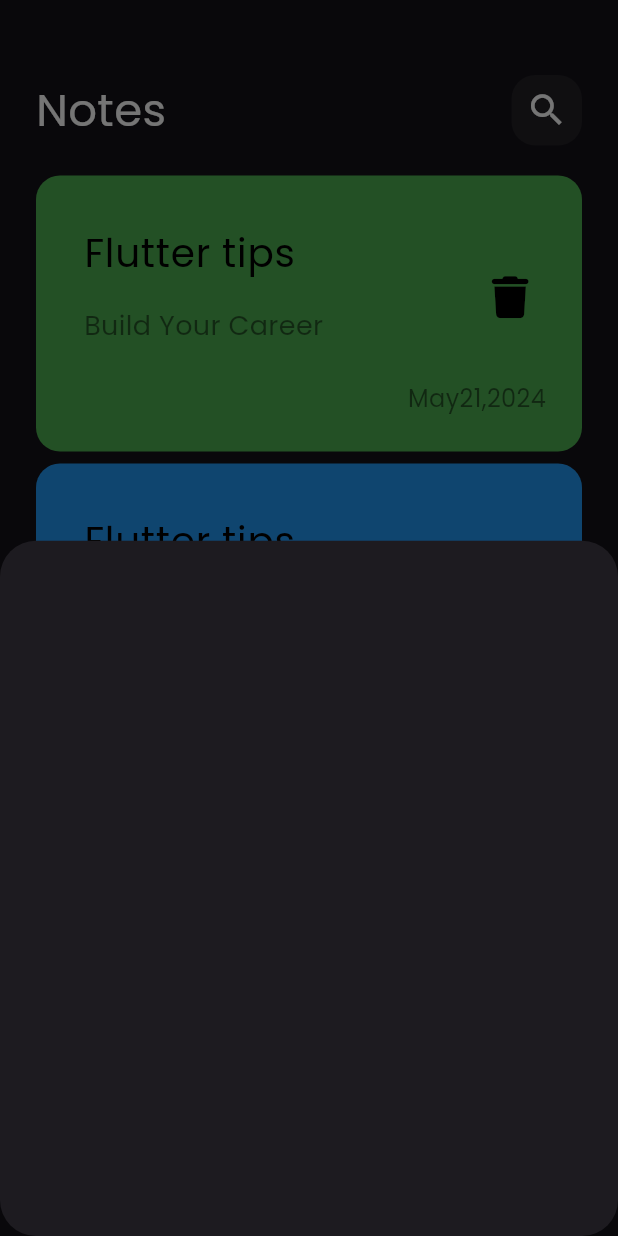
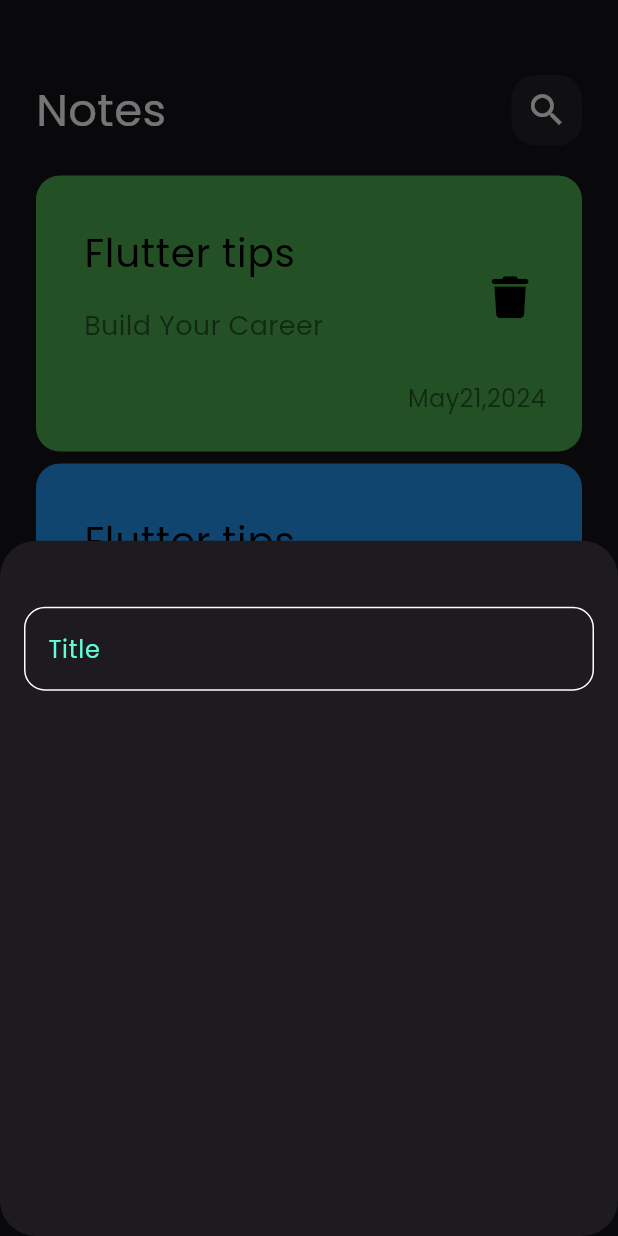
Before and after one commit to MariamEssam5/notes_app, a Flutter app: the screen it shows after launch, after a tap on the "add" icon, on a phone screen of 412 x 824 dp. Run offline on Flutter 3.47's test engine with Material 3 defaults, Android fonts, the phone set to English and light mode, and no system bars; our stand-ins replace font_awesome_flutter.

Commit message:
create custom text field

```diff
--- /dev/null
+++ b/lib/constants.dart
@@ -0,0 +1,3 @@
+import 'package:flutter/material.dart';
+
+const kPrimaryColor = Color(0xff62FCD7);
--- a/lib/views/notes_view.dart
+++ b/lib/views/notes_view.dart
@@ -1,4 +1,5 @@
 import 'package:flutter/material.dart';
+import 'package:note/constants.dart';
 import 'package:note/views/widgets/add_note_bottom_sheet.dart';
 import 'package:note/views/widgets/notes_view_body.dart';
 
@@ -9,7 +10,7 @@ class NotesView extends StatelessWidget {
   Widget build(BuildContext context) {
     return Scaffold(
       floatingActionButton: FloatingActionButton(
-        backgroundColor: Colors.black.withOpacity(0.6),
+        backgroundColor: kPrimaryColor.withOpacity(0.9),
         onPressed: () {
           showModalBottomSheet(
               shape: RoundedRectangleBorder(
--- a/lib/views/widgets/add_note_bottom_sheet.dart
+++ b/lib/views/widgets/add_note_bottom_sheet.dart
@@ -1,10 +1,13 @@
 import 'package:flutter/material.dart';
+import 'package:note/views/widgets/custom_text_field.dart';
 
 class AddNoteBottomSheet extends StatelessWidget {
   const AddNoteBottomSheet({super.key});
 
   @override
   Widget build(BuildContext context) {
-    return Container();
+    return Column(
+      children: [CustomTextField()],
+    );
   }
 }
--- /dev/null
+++ b/lib/views/widgets/custom_text_field.dart
@@ -0,0 +1,36 @@
+import 'package:flutter/material.dart';
+import 'package:note/constants.dart';
+
+class CustomTextField extends StatelessWidget {
+  const CustomTextField({super.key});
+
+  @override
+  Widget build(BuildContext context) {
+    return Padding(
+      padding: const EdgeInsets.symmetric(horizontal: 16),
+      child: Column(
+        children: [
+          SizedBox(
+            height: 44,
+          ),
+          TextField(
+            cursorColor: kPrimaryColor,
+            decoration: InputDecoration(
+                hintText: "Title",
+                hintStyle: const TextStyle(
+                  color: kPrimaryColor,
+                ),
+                border: BuidBorder(),
+                enabledBorder: BuidBorder(),
+                focusedBorder: BuidBorder(kPrimaryColor)),
+          ),
+        ],
+      ),
+    );
+  }
+
+  OutlineInputBorder BuidBorder([Color]) => OutlineInputBorder(
+        borderRadius: BorderRadius.circular(14),
+        borderSide: BorderSide(color: Color ?? Colors.white),
+      );
+}
```
